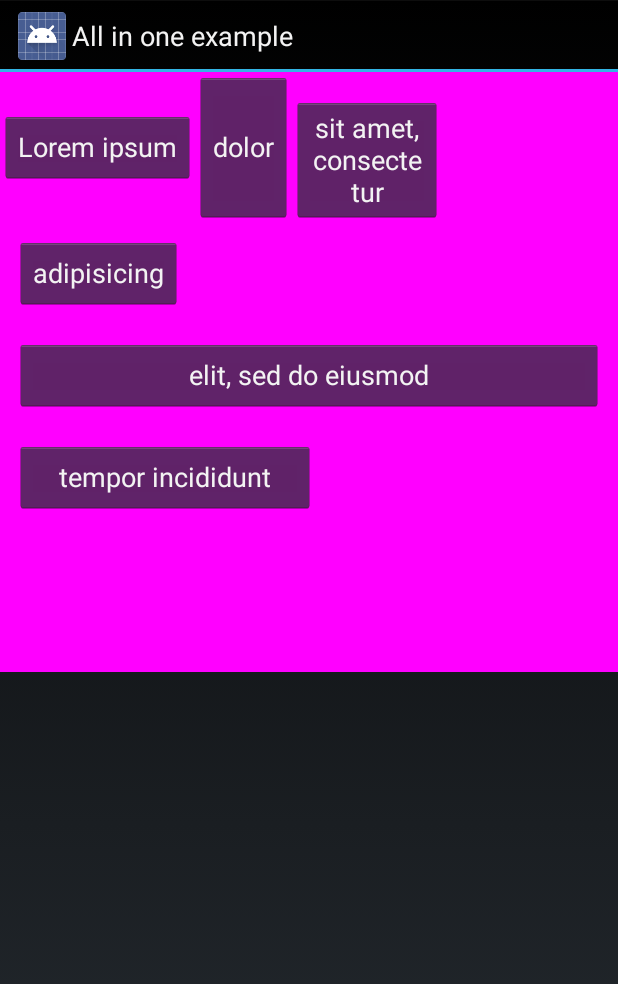
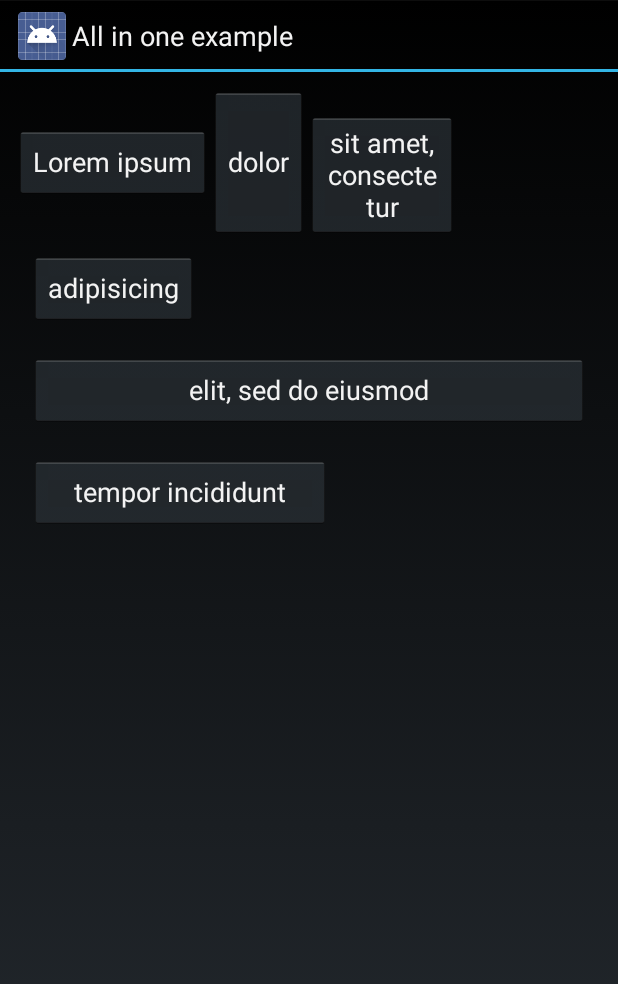
Before and after one commit to blazsolar/FlowLayout, an Android app: the AllInOneActivity screen opened directly, with no data from a screen before it, on a phone screen of 412 x 824 dp. Shown: the top 984 px of the screen. Run offline under Robolectric (Android 15) with nearby library versions, the phone set to English and light mode, and no system bars.

Commit message:
Fixing issue with layout height

```diff
--- a/FlowLayout/src/main/java/com/wefika/flowlayout/FlowLayout.java
+++ b/FlowLayout/src/main/java/com/wefika/flowlayout/FlowLayout.java
@@ -138,7 +138,8 @@ public class FlowLayout extends ViewGroup {
 
             int childWidth = child.getMeasuredWidth() + lp.leftMargin + lp.rightMargin;
 
-            if(lineWidth + childWidth > sizeWidth) {
+            boolean lastChild = i == childCount - 1;
+            if(lineWidth + childWidth > sizeWidth || lastChild) {
 
                 width = Math.max(width, lineWidth);
                 lineWidth = childWidth;
@@ -149,11 +150,6 @@ public class FlowLayout extends ViewGroup {
             } else {
                 lineWidth += childWidth;
                 lineHeight = Math.max(lineHeight, child.getMeasuredHeight() + lp.topMargin + lp.bottomMargin);
-            }
-
-            if(i == childCount - 1) {
-                width = Math.max(width, lineWidth);
-                height += lineHeight;
             }
 
         }
--- a/FlowLayoutExample/src/main/res/layout/activity_all_in_one.xml
+++ b/FlowLayoutExample/src/main/res/layout/activity_all_in_one.xml
@@ -21,7 +21,7 @@
         android:layout_width="wrap_content"
         android:layout_height="wrap_content"
         android:gravity="start|top"
-        android:background="#ff00ff">
+        android:padding="10dp">
 
         <Button
             android:layout_width="wrap_content"
```
Also changed, not shown: FlowLayout/src/main/res/layout/activity_basic.xml (deleted, +0 -55 lines).
